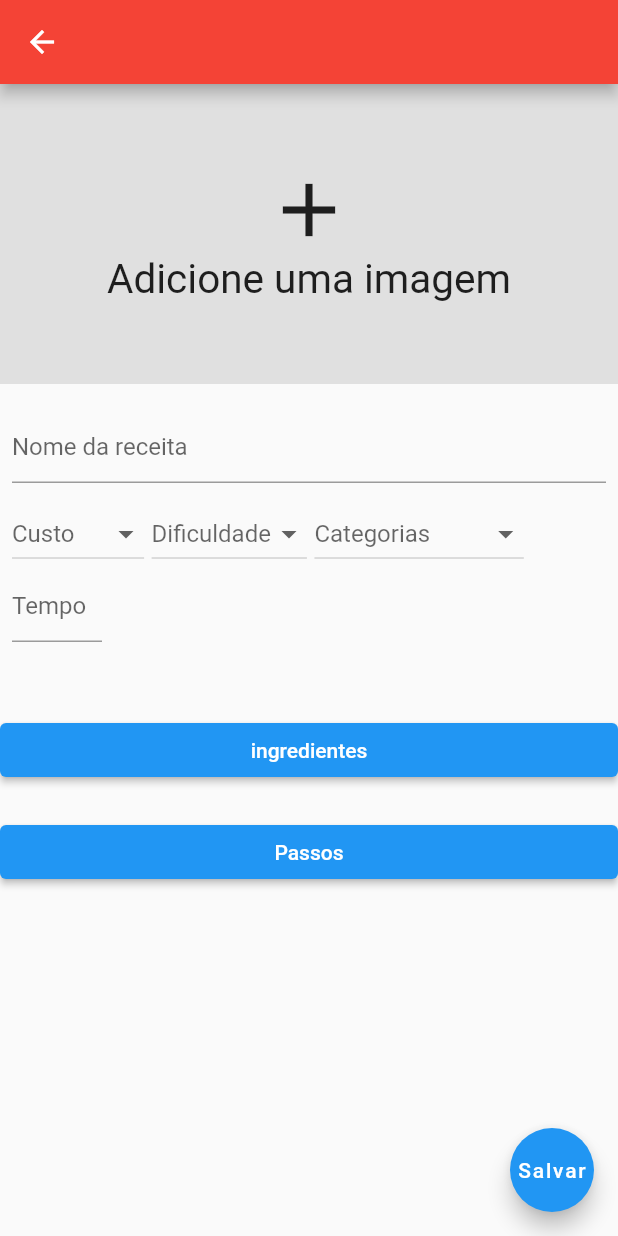
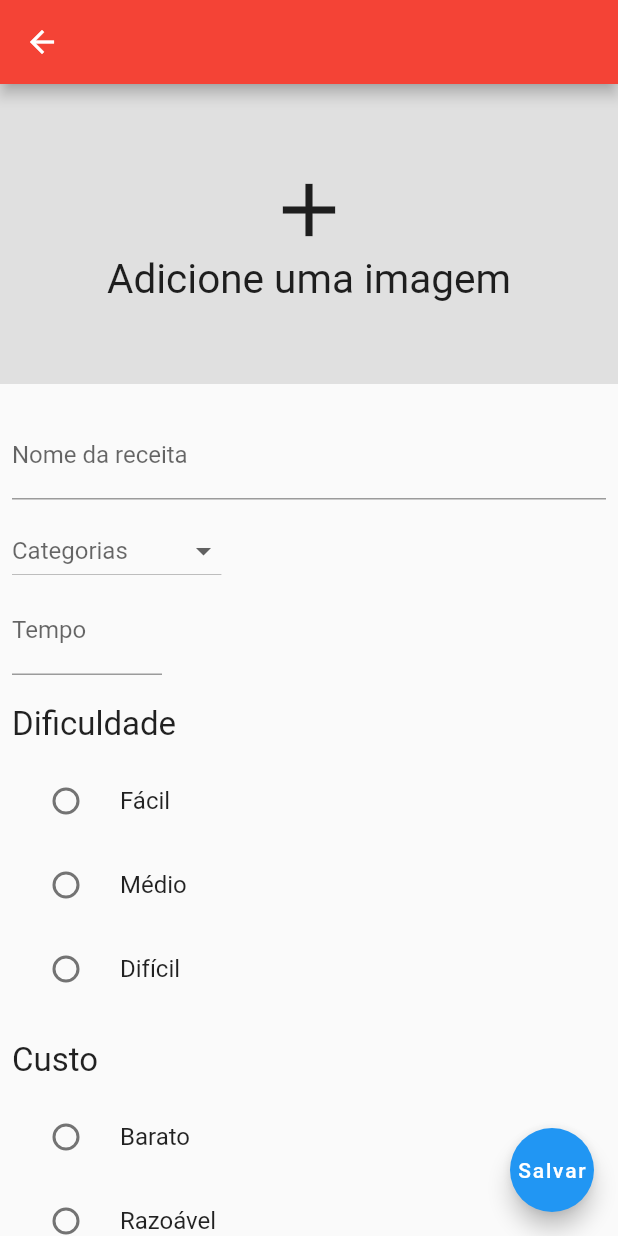
Before and after one commit to adrianoaraujo0/app_refeicoes, a Flutter app: the RegistrationPage screen opened directly, after a tap on "Salvar", on a phone screen of 412 x 824 dp. Run offline on Flutter 3.47's test engine with Material 2 defaults, Android fonts, the light colour scheme and no system bars; our stand-ins replace image_picker, sqflite; accounts and stored records are empty.

Commit message:
bd implementado

```diff
--- a/lib/models/ingredient.dart
+++ b/lib/models/ingredient.dart
@@ -18,4 +18,10 @@ class Ingredient{
     return ingredient.map((e) => Ingredient.fromMap(e)).toList();
   }
 
+  @override
+  String toString() {
+    // TODO: implement toString
+    return "id: $id, name: $name, uid: $uidMeal";
+  }
+
 }
--- a/lib/models/meal.dart
+++ b/lib/models/meal.dart
@@ -16,16 +16,10 @@ class Meal{
   final String category;
   final String name;
   final String imgUrl;
-  final String mealIngredients;
-  final String mealSteps;
   final int duration;
-  final bool glutenFree;
-  final bool lactoseFree;
-  final bool vegan;
-  final bool vegetarian;
   final String complexity;
   final String cost;
-  final bool favorite;
+  final bool? favorite;
 
   const Meal({
     required this.id,
@@ -33,16 +27,10 @@ class Meal{
     required this.category,
     required this.name,
     required this.imgUrl,
-    required this.mealIngredients,
-    required this.mealSteps,
     required this.duration,
-    required this.glutenFree,
-    required this.lactoseFree,
-    required this.vegan,
-    required this.vegetarian,
     required this.complexity,
     required this.cost,
-    required this.favorite
+    this.favorite
   });
 
   factory Meal.fromMap(Map<String, dynamic> map) {
@@ -55,13 +43,7 @@ class Meal{
       imgUrl: map["img"],
       duration: map["duration"],
       category: map["category"],
-      mealIngredients: map["mealIngredient"],
-      mealSteps: map["mealSteps"],
-      glutenFree: map["glutenFree"],
-      lactoseFree: map["lactoseFree"],
-      vegan: map["vegan"],
-      vegetarian: map["vegetarian"],
-      favorite: map["favorite"],
+      favorite: map["favorite"] == 1 ? true : false,
     );
   }
 
--- a/lib/models/step.dart
+++ b/lib/models/step.dart
@@ -1,8 +1,8 @@
 class Step{
 
   final int? id;
-  final String uidMeal;
-  final String name;
+  final String? uidMeal;
+  final String? name;
 
   Step({this.id, required this.uidMeal ,required this.name});
 
@@ -18,4 +18,9 @@ class Step{
     return step.map((e) => Step.fromMap(e)).toList();
   }
 
+    @override
+  String toString() {
+    // TODO: implement toString
+    return "id: $id, name: $name, uid: ${uidMeal.toString()}";
+  }
 }
--- a/lib/pages/registration/registration_controller.dart
+++ b/lib/pages/registration/registration_controller.dart
@@ -1,4 +1,5 @@
 import 'dart:async';
+import 'dart:io';
 import 'package:app_refeicoes/models/ingredient.dart';
 import 'package:app_refeicoes/pages/registration/registration_repository.dart';
 import 'package:flutter/cupertino.dart';
@@ -6,15 +7,6 @@ import 'package:image_picker/image_picker.dart';
 import '../../models/step.dart';
 
 class RegistrationController{
-
-  String? cost;
-  String? complexity;
-  String? category;
-  bool? glutenFree;
-  bool? lactoseFree;
-  bool? vegan;
-  bool? vegetarian;
-  bool? favorite;
 
   TextEditingController textControllerNameMeal = TextEditingController();
   TextEditingController textControllerTimeMeal = TextEditingController();
@@ -25,11 +17,15 @@ class RegistrationController{
   StreamController<List<Ingredient>> controllerListIngredients = StreamController<List<Ingredient>>.broadcast();
   StreamController<List<Step>> controllerListSteps = StreamController<List<Step>>.broadcast();
   StreamController<String> controllerDropdownButton = StreamController<String>.broadcast();
+  StreamController<String> controllerImage = StreamController<String>.broadcast();
+  StreamController<String> controllerRadioComplexity = StreamController<String>.broadcast();
+  StreamController<String> controllerRadioCost = StreamController<String>.broadcast();
 
   RegistrationRepository registrationRepository = RegistrationRepository();
 
   List<Ingredient> listIngredients = [];
   List<Step> listSteps = [];
+
 
   final ImagePicker _picker = ImagePicker();
   XFile? image;
@@ -50,7 +46,20 @@ class RegistrationController{
     textControllerNameSteps.clear();
   }
 
-  void insertMealDatabase(String uidMeal) async{
+  void insertMealDatabase(String uidMeal, String cost, String complexity, String category) async{
+    registrationRepository.insertMeal(
+      name: textControllerNameMeal.text,
+      category: category,
+      complexity: complexity,
+      cost: cost,
+      duration: int.parse(textControllerTimeMeal.text),
+      favorite: false,
+      img: image!.path,
+      uidMeal: uidMeal
+    );
+
+
+
     print("name: ${textControllerNameMeal.text}");
     print("time: ${textControllerTimeMeal.text}");
     print("uidMeal: ${uidMeal.toString()}");
@@ -58,45 +67,26 @@ class RegistrationController{
     print("complexity: $complexity");
     print("imgUrl: ${image!.path}");
     print("duration: ${textControllerTimeMeal.text}");
-    print("category: ${category}");
-    print("glutenFree: $glutenFree");
-    print("lactoseFree: $lactoseFree");
-    print("vegan: $vegan");
-    print("vegetarian: $vegetarian");
-    print("favorite: $favorite");
+    print("category: $category");
   }
-
-  // void insertMealDatabase(Meal meal) async{
-  //   await registrationRepository.insertMeal(
-  //     meal.name,
-  //     meal.uidMeal,
-  //     meal.cost,
-  //     meal.complexity,
-  //     meal.imgUrl,
-  //     meal.duration,
-  //     meal.category,
-  //     meal.glutenFree,
-  //     meal.lactoseFree,
-  //     meal.vegan,
-  //     meal.vegetarian,
-  //     meal.favorite
-  //   );
-  // }
 
   void insertIngredientsDatabase() async{
     for(Ingredient ingredient in listIngredients){
-        await registrationRepository.insertIngredients(ingredient.uidMeal ,ingredient.name);
+        await registrationRepository.insertIngredients(ingredient.uidMeal, ingredient.name);
     }
   }
 
   void insertStepDatabase(String uidMeal) async{
     for(Step step in listSteps){
-      await registrationRepository.insertStep(step.name, step.name);
+      await registrationRepository.insertStep(step.name!, step.name!);
     }
   }
 
   Future<void> takePhotoFromGallery() async{
     image = await _picker.pickImage(source: ImageSource.gallery);
+    if(image != null && image!.path.isNotEmpty){
+    controllerImage.sink.add(image!.path);
+    }
   }
 
   void printTables() async{
@@ -106,11 +96,11 @@ class RegistrationController{
     }
     print("-------------INGREDIENTS------------------------");
     for(var x in await registrationRepository.findAllIngredients()){
-      print("${x.id}, ${x.name}, ${x.uidMeal}");
+      print(x.toString());
     }
     print("-------------Steps------------------------");
      for(var x in await registrationRepository.findAllSteps()){
-      print("${x.id}, ${x.name}, ${x.uidMeal}");
+      print(x.toString());
     }
   }
 }
--- a/lib/pages/registration/registration_page.dart
+++ b/lib/pages/registration/registration_page.dart
@@ -1,6 +1,10 @@
 import 'dart:async';
+import 'dart:io';
+import 'dart:math';
 import 'package:app_refeicoes/pages/registration/registration_controller.dart';
 import 'package:flutter/material.dart';
+import 'package:flutter/services.dart';
+import 'package:image_picker/image_picker.dart';
 import 'package:uuid/uuid.dart';
 
 
@@ -15,6 +19,10 @@ class _RegistrationPageState extends State<RegistrationPage> {
 
   RegistrationController registrationController = RegistrationController();
   late Uuid uidMeal;
+
+  String? complexity;
+  String? cost;
+  String? category;
 
   @override
   void initState() {
@@ -42,7 +50,7 @@ class _RegistrationPageState extends State<RegistrationPage> {
                   child: ElevatedButton(
                     onPressed: () => buildAlertDialog(
                       context,
-                      text:  "Insira os ingredientes",
+                      text: "Insira os ingredientes",
                       hintText: "Ex: 4 Tomates",
                       controller: registrationController.controllerListIngredients,
                       textEditingController: registrationController.textControllerNameIngredients,
@@ -79,7 +87,13 @@ class _RegistrationPageState extends State<RegistrationPage> {
       floatingActionButton: FloatingActionButton(
         child: const Text("Salvar"),
         onPressed: (){
-          registrationController.insertMealDatabase(uidMeal.toString());
+          // print(registrationController.image);
+          // print(registrationController.textControllerNameMeal.text);
+          // print(category);
+          // print(registrationController.textControllerTimeMeal.text);
+          // print(complexity);
+          // print(cost);
+          registrationController.insertMealDatabase(uidMeal.toString(), cost!, complexity!, category!);
         }
       ),
     );
@@ -90,7 +104,11 @@ class _RegistrationPageState extends State<RegistrationPage> {
       onTap: () {
         registrationController.takePhotoFromGallery();
       },
-      child: Container(
+      child: StreamBuilder<String>(
+        stream: registrationController.controllerImage.stream,
+        builder: (context, snapshot) {
+          if(snapshot.data == null){
+            return Container(
               height: 200,
               width: double.infinity,
               color: Colors.grey[300],
@@ -98,9 +116,17 @@ class _RegistrationPageState extends State<RegistrationPage> {
                 mainAxisAlignment: MainAxisAlignment.center,
                 children: const [
                   Icon(Icons.add, size: 60),
-            Text("Adicione uma imagem", style: TextStyle(fontSize: 27),)
+                  Text("Adicione uma imagem", style: TextStyle(fontSize: 27))
                 ]
               ),
+            );
+          }
+          return SizedBox(
+            height: 300,
+            width: double.infinity,
+            child: Image.file(File(snapshot.data!), fit: BoxFit.cover)
+          );
+        }
       ),
     );
   }
@@ -113,38 +139,120 @@ class _RegistrationPageState extends State<RegistrationPage> {
         children: [
             TextField(
             controller: registrationController.textControllerNameMeal,
-              decoration: const InputDecoration(hintText: "Nome da receita"),
+              decoration: const InputDecoration(hintText: "ex: Ovo mexido", labelText: "Nome da receita"),
             ),
           const SizedBox(height: 10),
-          Row(
-            mainAxisAlignment: MainAxisAlignment.start,
-            children: [
-              buildDropDownButton(
-                title: "Custo",
-                items: ["Barato","Razoável","Caro"],
-              ),
-              const SizedBox(width: 5),
-              buildDropDownButton(
-                title: "Dificuldade",
-                items: ["Fácil","Médio","Difícil"],
-              ),
           const SizedBox(width: 5),
           buildDropDownButton(
             title: "Categorias",
             items: ["Italiano" , "Médio" , "Rápido & Fácil", "Hamburgers", "Alemã", "Leve & Saudável", "Exótica", "Café da Manhã","Asiática","Francesa", "Verão"],
+          ),
+          SizedBox(
+            width: 100,
+            child: TextField(
+              controller: registrationController.textControllerTimeMeal,
+              keyboardType: TextInputType.numberWithOptions(),
+              inputFormatters: [FilteringTextInputFormatter.deny(RegExp ("[,]"))],
+              decoration: const InputDecoration(labelText: "Tempo", hintText: "ex: 12 min"),
+            )
+          ),
+          buildRadioButton(),
+        ],
+      ),
+    );
+  }
 
+  Widget buildRadioButton(){
+    return Column(
+      crossAxisAlignment: CrossAxisAlignment.start,
+      children: [
+        Container(
+          margin: const EdgeInsets.fromLTRB(0, 20, 0, 10),
+          child: const Text("Dificuldade", style: TextStyle(fontSize: 22)),
+        ),
+        StreamBuilder<String>(
+          stream: registrationController.controllerRadioComplexity.stream,
+          builder: (context, snapshot) {
+            return StreamBuilder<String>(
+              stream: registrationController.controllerRadioComplexity.stream,
+              builder: (context, snapshot) {
+                return Column(
+                  children: [
+                    RadioListTile(
+                      title: const Text("Fácil"),
+                      value: "Fácil",
+                      groupValue: snapshot.data,
+                      onChanged: (value){
+                        complexity = value;
+                        registrationController.controllerRadioComplexity.sink.add(value!);
+                      }
+                    ),
+                    RadioListTile(
+                      title: const Text("Médio"),
+                      value: "Médio",
+                      groupValue: snapshot.data,
+                      onChanged: (value){
+                        complexity = value;
+                        registrationController.controllerRadioComplexity.sink.add(value!);
+                      }
+                    ),
+                    RadioListTile(
+                      title: const Text("Difícil"),
+                      value: "Difícil",
+                      groupValue: snapshot.data,
+                      onChanged: (value){
+                        complexity = value;
+                         registrationController.controllerRadioComplexity.sink.add(value!);
+                      }
                     ),
                   ],
+                );
+              }
+            );
+          }
         ),
-          SizedBox(
-            width: 60,
-            child: TextField(
-              controller: registrationController.textControllerTimeMeal,
-              decoration: const InputDecoration(hintText: "Tempo"),
-            )
+        Container(
+          margin: const EdgeInsets.fromLTRB(0, 20, 0 , 10),
+          child: const Text("Custo", style: TextStyle(fontSize: 22)),
+        ),
+        StreamBuilder<String>(
+          stream: registrationController.controllerRadioCost.stream,
+          builder: (context, snapshot) {
+            return Column(
+              children: [
+                RadioListTile(
+                  title: const Text("Barato"),
+                  value: "Barato",
+                  groupValue: snapshot.data,
+                  onChanged:
+                    (value){
+                      cost = value;
+                      registrationController.controllerRadioCost.sink.add(value!);
+                    }
+                  ),
+                RadioListTile(
+                  title: const Text("Razoável"),
+                  value: "Razoável",
+                  groupValue: snapshot.data,
+                  onChanged: (value){
+                    cost = value;
+                    registrationController.controllerRadioCost.sink.add(value!);
+                  }
+                ),
+                RadioListTile(
+                  title: const Text("Caro"),
+                  value: "Caro",
+                  groupValue: snapshot.data,
+                  onChanged: (value){
+                    cost = value;
+                    registrationController.controllerRadioCost.sink.add(value!);
+                  }
                 ),
               ],
+            );
+          }
         ),
+      ],
     );
   }
 
@@ -161,8 +269,9 @@ class _RegistrationPageState extends State<RegistrationPage> {
             );
           }).toList(),
           onChanged: (newTitle) {
-            registrationController.controllerDropdownButton.sink.add(newTitle!);
-            title = newTitle;
+            title = newTitle!;
+            category = newTitle;
+            registrationController.controllerDropdownButton.sink.add(newTitle);
           }
         );
       }
@@ -205,7 +314,9 @@ class _RegistrationPageState extends State<RegistrationPage> {
             ElevatedButton(
               onPressed: (){
                 insertDatabase();
-              }, child: const Text("Salvar"))
+                Navigator.pop(context);
+              }, child: const Text("Salvar")
+            )
           ],
           content: buildListViewAndTextField(
             text: text,
```
Also changed, not shown: lib/pages/registration/registration_repository.dart (+3 -6 lines). Lines whose indentation alone changed are shown as unchanged.
